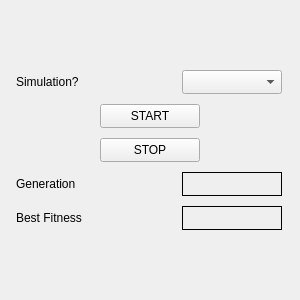
Old version of the form tesgui/execution.ui in the repository AbbyGi/tesgui.
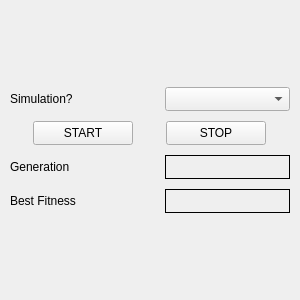
New version of the form.

```diff
--- a/tesgui/execution.ui
+++ b/tesgui/execution.ui
@@ -84,9 +84,15 @@
        </item>
        <item row="0" column="1">
         <widget class="QComboBox" name="simCB">
+         <property name="sizePolicy">
+          <sizepolicy hsizetype="Fixed" vsizetype="Fixed">
+           <horstretch>0</horstretch>
+           <verstretch>0</verstretch>
+          </sizepolicy>
+         </property>
          <property name="minimumSize">
           <size>
-           <width>100</width>
+           <width>125</width>
            <height>24</height>
           </size>
          </property>
@@ -102,25 +108,6 @@
      </item>
      <item>
       <layout class="QGridLayout" name="gridLayout_4">
-       <item row="1" column="0">
-        <widget class="QPushButton" name="stopBtn">
-         <property name="minimumSize">
-          <size>
-           <width>60</width>
-           <height>24</height>
-          </size>
-         </property>
-         <property name="maximumSize">
-          <size>
-           <width>100</width>
-           <height>16777215</height>
-          </size>
-         </property>
-         <property name="text">
-          <string>STOP</string>
-         </property>
-        </widget>
-       </item>
        <item row="0" column="0">
         <widget class="QPushButton" name="startBtn">
          <property name="minimumSize">
@@ -140,6 +127,25 @@
          </property>
         </widget>
        </item>
+       <item row="0" column="1">
+        <widget class="QPushButton" name="stopBtn">
+         <property name="minimumSize">
+          <size>
+           <width>60</width>
+           <height>24</height>
+          </size>
+         </property>
+         <property name="maximumSize">
+          <size>
+           <width>100</width>
+           <height>16777215</height>
+          </size>
+         </property>
+         <property name="text">
+          <string>STOP</string>
+         </property>
+        </widget>
+       </item>
       </layout>
      </item>
      <item>
@@ -182,7 +188,7 @@
          </property>
          <property name="minimumSize">
           <size>
-           <width>100</width>
+           <width>125</width>
            <height>24</height>
           </size>
          </property>
@@ -235,7 +241,7 @@
          </property>
          <property name="minimumSize">
           <size>
-           <width>100</width>
+           <width>125</width>
            <height>24</height>
           </size>
          </property>
```
